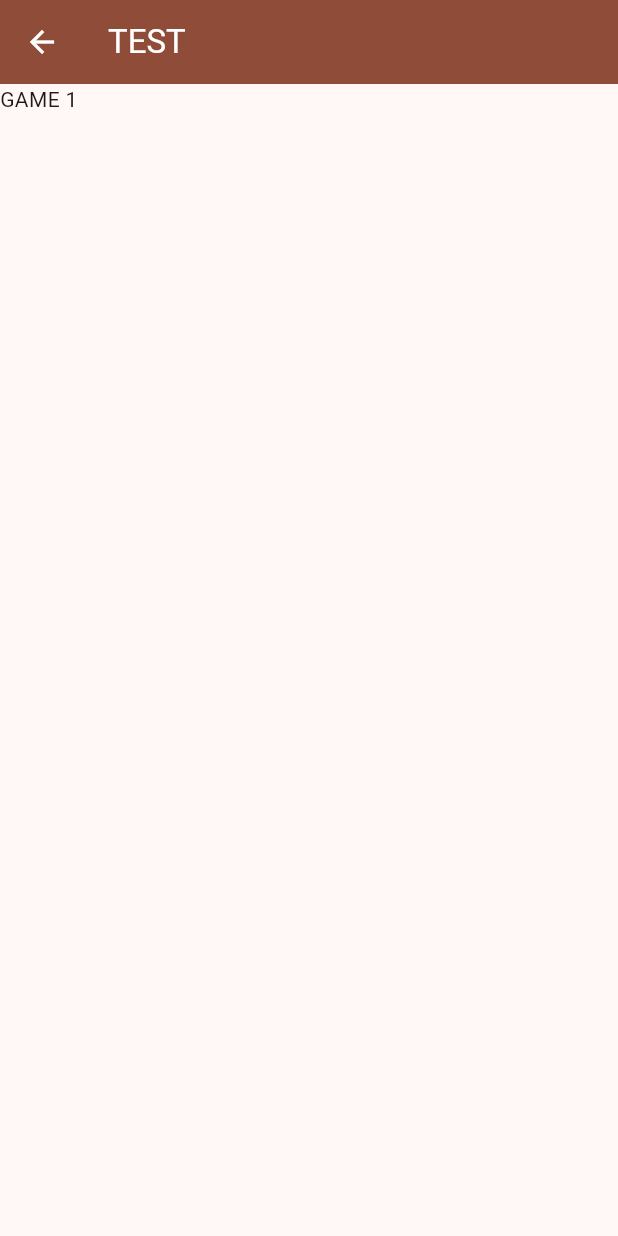
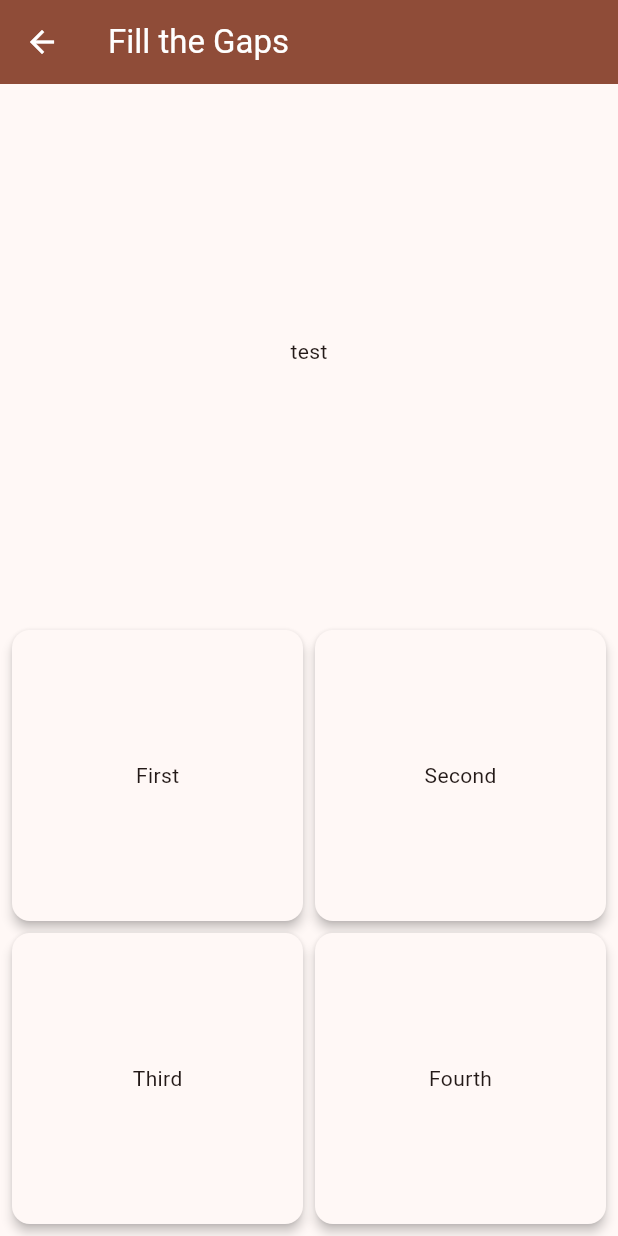
Before and after one commit to polis89/german_irregular_verbs_flutter, a Flutter app: the GameFillGaps screen opened directly, on a phone screen of 412 x 824 dp. Run offline on Flutter 3.47's test engine with Material 3 defaults, Android fonts, the light colour scheme and no system bars; our stand-ins replace sqflite; accounts and stored records are empty.

Commit message:
Create a layout for first game

```diff
--- a/lib/game_fill_gaps.dart
+++ b/lib/game_fill_gaps.dart
@@ -1,3 +1,4 @@
+import 'package:flutter/cupertino.dart';
 import 'package:flutter/material.dart';
 
 class GameFillGaps extends StatefulWidget {
@@ -14,9 +15,43 @@ class _GameFillGapsState extends State<GameFillGaps> {
         appBar: AppBar(
           backgroundColor: Theme.of(context).colorScheme.primary,
           foregroundColor: Theme.of(context).colorScheme.onPrimary,
-          title: Text("TEST",
+          title: Text("Fill the Gaps",
               style: TextStyle(color: Theme.of(context).colorScheme.onPrimary)),
         ),
-        body: Text("GAME 1"));
+        body: Column(
+          children: [
+            Expanded(child: Center(child: Text("test"))),
+            GridView.count(
+              shrinkWrap: true,
+              primary: false,
+              padding: const EdgeInsets.all(4),
+              crossAxisSpacing: 0,
+              mainAxisSpacing: 0,
+              crossAxisCount: 2,
+              children: <Widget>[
+                Card(
+                  color: Theme.of(context).colorScheme.surface,
+                  child: Center(child: Text("First")),
+                  elevation: 3,
+                ),
+                Card(
+                  color: Theme.of(context).colorScheme.surface,
+                  child: Center(child: const Text('Second')),
+                  elevation: 3,
+                ),
+                Card(
+                  color: Theme.of(context).colorScheme.surface,
+                  child: Center(child: const Text('Third')),
+                  elevation: 3,
+                ),
+                Card(
+                  color: Theme.of(context).colorScheme.surface,
+                  child: Center(child: const Text('Fourth')),
+                  elevation: 3,
+                ),
+              ],
+            ),
+          ],
+        ));
   }
 }
```
